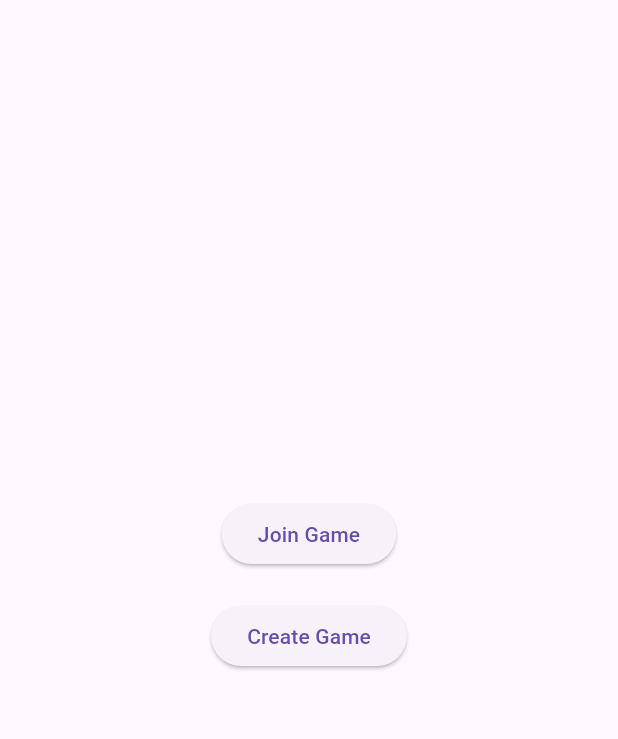
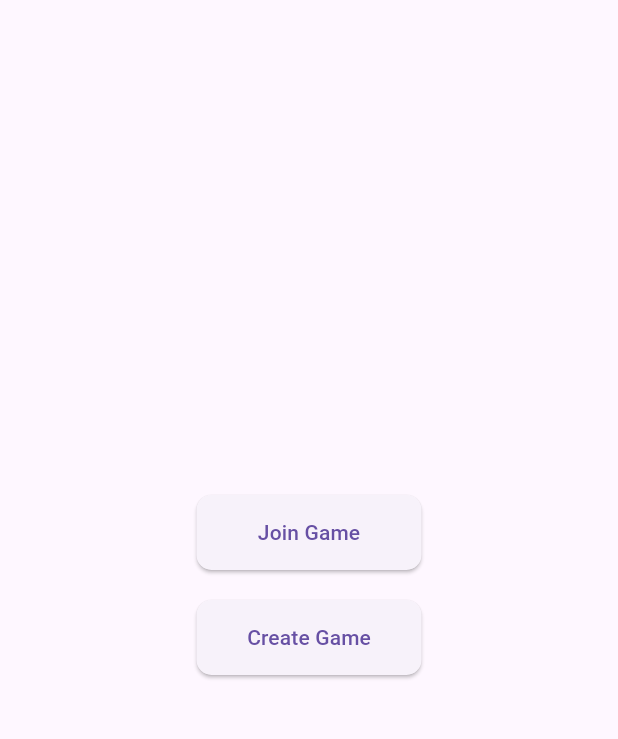
Before and after one commit to TheHuntingGame/the_hunting_game, a Flutter app: the screen it shows after launch, on a phone screen of 412 x 824 dp, the part 75-814 px from its top. Run offline on Flutter 3.47's test engine with Material 3 defaults, Android fonts, the phone set to English and light mode, and no system bars; our stand-ins replace qr_flutter.

Commit message:
change_buttondesign

```diff
--- a/lib/main.dart
+++ b/lib/main.dart
@@ -52,7 +52,15 @@
         child: Column(
           mainAxisAlignment: MainAxisAlignment.center,
           children: [
-            ElevatedButton(
+            SizedBox(
+              height: 50,
+              width: 150,
+              child: ElevatedButton(
+                style: ElevatedButton.styleFrom(
+                  shape: RoundedRectangleBorder(
+                  borderRadius: BorderRadius.circular(10),
+                  ),
+                ),
                 onPressed: () {
                   Navigator.push(
                     context,
@@ -61,10 +69,20 @@
                 },
                 child: Text('Join Game'),
               ),
+            ),
             SizedBox(height: 20),
-            ElevatedButton(
+            SizedBox(
+              height: 50,
+              width: 150,
+              child: ElevatedButton(
+                style: ElevatedButton.styleFrom(
+                  shape: RoundedRectangleBorder(
+                  borderRadius: BorderRadius.circular(10),
+                  ),
+                ),
                 onPressed: () => _showCreateGameDialog(context),
                 child: Text('Create Game'),
+              ),
             ),
           ],
         ),
```
Also changed, not shown: 1 other file. Lines whose indentation alone changed are shown as unchanged.
